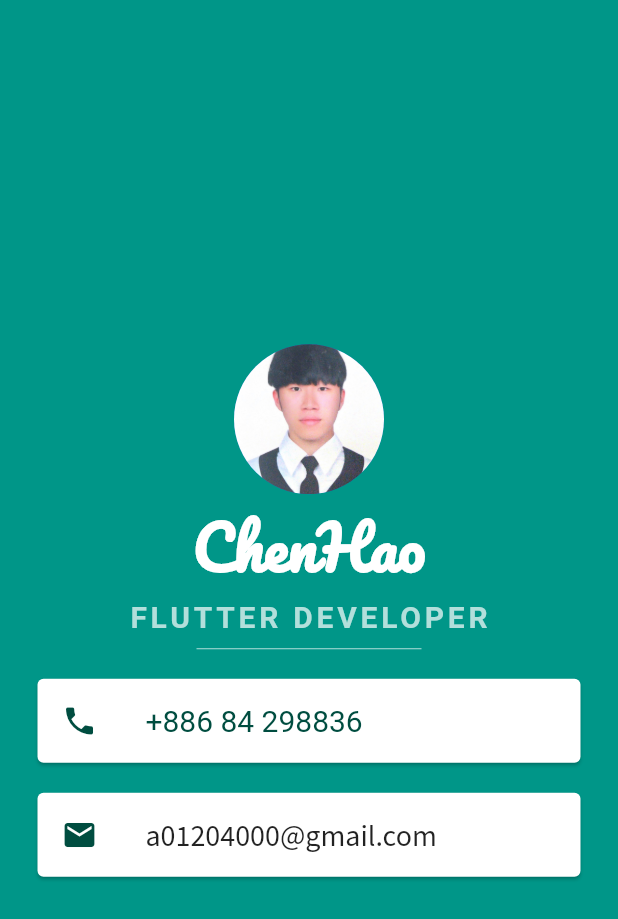
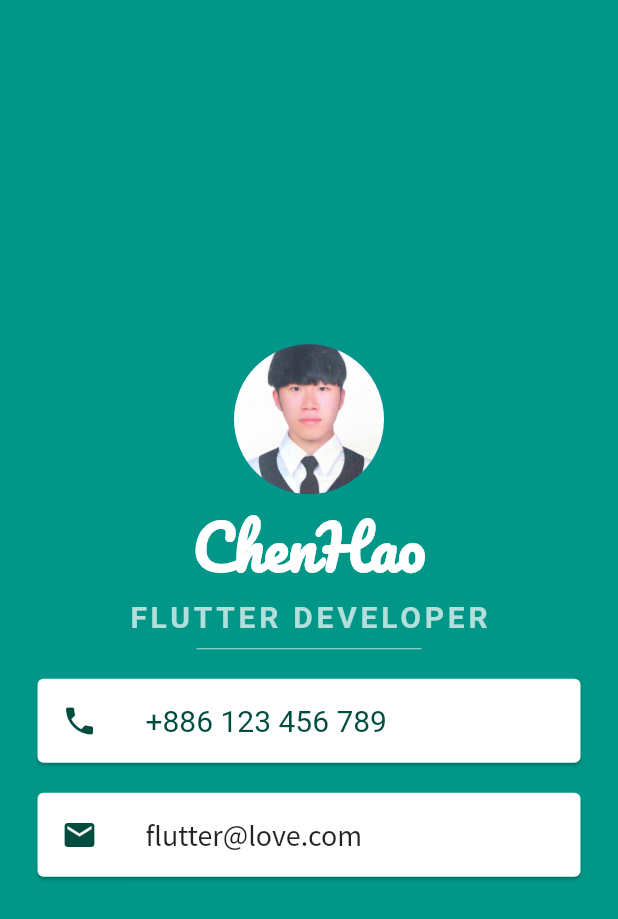
Before and after one commit to alantom20/mi_card, a Flutter app: the screen it shows after launch, on a phone screen of 412 x 824 dp. Shown: the top 919 px of the screen. Run offline on Flutter 3.47's test engine with Material 2 defaults, Android fonts, the phone set to English and light mode, and no system bars; Roboto replaces fonts that are missing (Source Sans Pro).

Commit message:
version1.1

```diff
--- a/lib/main.dart
+++ b/lib/main.dart
@@ -51,7 +51,7 @@ class MyApp extends StatelessWidget {
                 margin: EdgeInsets.symmetric(vertical: 10.0, horizontal: 25.0),
                 child: ListTile(
                   title: Text(
-                    '+886 84 298836',
+                    '+886 123 456 789',
                     style: TextStyle(
                         color: Colors.teal.shade900,
                         fontFamily: 'Source Sans Pro',
@@ -67,7 +67,7 @@ class MyApp extends StatelessWidget {
                 margin: EdgeInsets.symmetric(vertical: 10, horizontal: 25),
                 child: ListTile(
                   title: Text(
-                    'a01204000@gmail.com',
+                    'flutter@love.com',
                     style: TextStyle(
                       fontFamily: 'SourceSansPro',
                       fontSize: 20.0,
```
